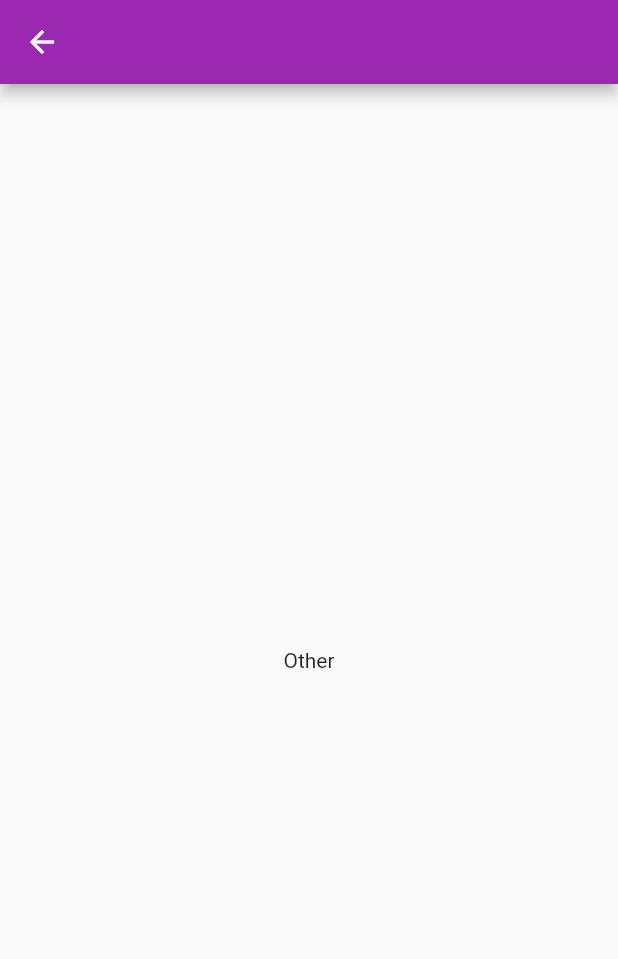
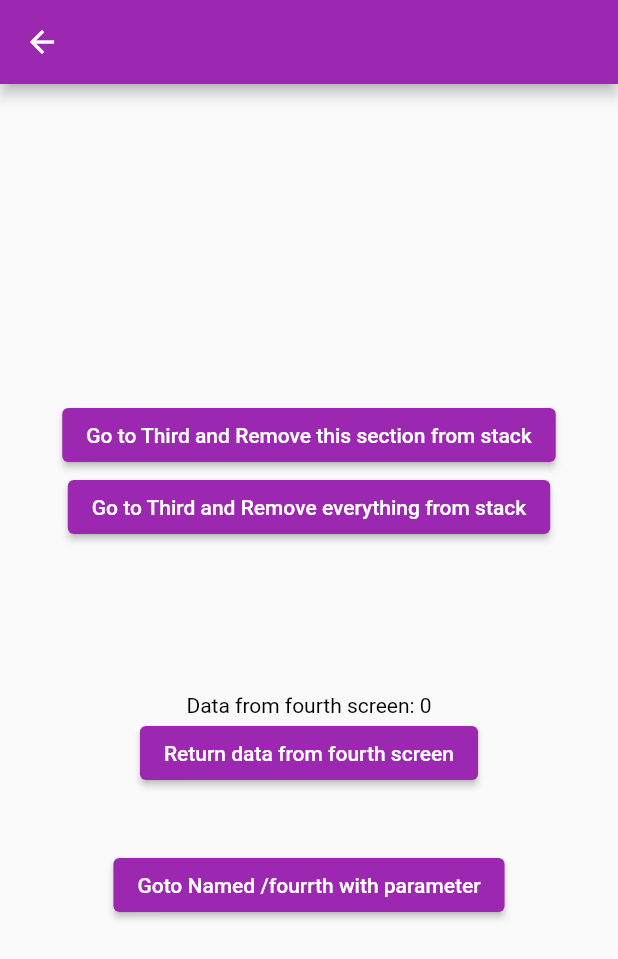
Before and after one commit to net2mulu/getx_test, a Flutter app: the screen it shows after launch, after a tap on "Go To Other", on a phone screen of 412 x 824 dp. Shown: the top 959 px of the screen. Run offline on Flutter 3.47's test engine with Material 2 defaults, Android fonts, the light colour scheme and no system bars; our stand-ins replace get.

Commit message:
navigation done

```diff
--- a/lib/main.dart
+++ b/lib/main.dart
@@ -1,7 +1,10 @@
 import 'package:flutter/material.dart';
 import 'package:get/get.dart';
 import 'package:get/get_navigation/get_navigation.dart';
+import 'package:getx_test/screens/fourth.dart';
 import 'package:getx_test/screens/home.dart';
+import 'package:getx_test/screens/second.dart';
+import 'package:getx_test/screens/third.dart';
 
 void main() {
   runApp(const MyApp());
@@ -19,7 +22,13 @@ class MyApp extends StatelessWidget {
       theme: ThemeData(
         colorScheme: ColorScheme.fromSwatch(primarySwatch: Colors.purple).copyWith(secondary: Colors.purpleAccent)
       ),
-      home:  Home(),
+      getPages: [
+        GetPage(name: "/", page: ()=> Home()),
+        GetPage(name: "/second", page: ()=> const Second()),
+        GetPage(name: "/third", page: ()=> const Third(), transition: Transition.zoom),
+        GetPage(name: "/fourth", page: ()=> const Fourth()),
+      ],
+
     );
   }
 }
--- /dev/null
+++ b/lib/screens/fourth.dart
@@ -0,0 +1,21 @@
+import 'package:flutter/material.dart';
+import 'package:get/get.dart';
+
+class Fourth extends StatelessWidget {
+  const Fourth({ Key? key }) : super(key: key);
+
+  @override
+  Widget build(BuildContext context) {
+    return Scaffold(
+      appBar: AppBar(),
+      body: Center(child: Column(
+        mainAxisAlignment: MainAxisAlignment.center,
+        crossAxisAlignment: CrossAxisAlignment.center,
+        children: [
+          ElevatedButton(onPressed: () => Get.back(result: "Hello"), child: const Text("Return hello")),
+          ElevatedButton(onPressed: () => Get.back(result: "World"), child: const Text("Return world"))
+        ],
+      ),),
+    );
+  }
+}
--- a/lib/screens/home.dart
+++ b/lib/screens/home.dart
@@ -1,17 +1,15 @@
-import 'dart:developer';
 
 import 'package:flutter/material.dart';
 import 'package:get/get.dart';
-import 'package:getx_test/states/counterState.dart';
+import 'package:getx_test/screens/second.dart';
 
 
 class Home extends StatelessWidget {
    Home({ Key? key }) : super(key: key);
 
-final CounterState counterState = Get.put(CounterState());
 
 goToNext() {
-  Get.to(const Other());
+  Get.to(const Second());
   // Navigator.push(context, MaterialPageRoute(builder: (context) => Other()));
 }
 
@@ -61,38 +59,20 @@ _showBottomSheet() {
           ElevatedButton(onPressed: () => _showDialog(), child: const Text("Dialog")),
           ElevatedButton(onPressed: () => _showBottomSheet(), child: const Text("Bottom Sheet")),
           const SizedBox(height: 50,),
-          Obx(
-            () =>  Text(
-              "State: " + counterState.count.string,
-              style: const TextStyle(fontSize: 30,
-              fontWeight: FontWeight.bold),
-            ),
-          ),
+          ElevatedButton(onPressed: () {
+            Get.toNamed("second", arguments: "Passed from Home");
+          }, child: const Text("Name Route: /second")),
+
         ],
       ),
 
       ),
-       floatingActionButton: FloatingActionButton(
-        onPressed: () {
-         counterState.increment();
-        },
-        child: const Icon(Icons.add),
-      ),
+      //  floatingActionButton: FloatingActionButton(
+      //   onPressed: () {
+
+      //   },
+      //   child: const Icon(Icons.add),
+      // ),
     );
   }
 }
-
-
-class Other extends StatelessWidget {
-  const Other({Key? key}) : super(key: key);
-
-
-  @override
-  Widget build(BuildContext context) {
-    return Scaffold(
-      appBar: AppBar(),
-      body: const Center(child: Text("Other"),
-      ),
-    );
-  }
-}
--- /dev/null
+++ b/lib/screens/second.dart
@@ -0,0 +1,42 @@
+import 'package:flutter/material.dart';
+import 'package:get/get.dart';
+import 'package:getx_test/screens/fourth.dart';
+import 'package:getx_test/screens/third.dart';
+
+
+class Second extends StatefulWidget {
+  const Second({ Key? key }) : super(key: key);
+
+  @override
+  State<Second> createState() => _SecondState();
+}
+
+class _SecondState extends State<Second> {
+
+  String dataFromFourth = "0";
+  @override
+  Widget build(BuildContext context) {
+    return Scaffold(
+      appBar: AppBar(),
+      body: Center( child: (Get.arguments != null) ? Text(Get.arguments) : Column(
+        mainAxisAlignment: MainAxisAlignment.center,
+        crossAxisAlignment: CrossAxisAlignment.center,
+        children: [
+          ElevatedButton(onPressed: () => Get.off(const Third()), child: const Text("Go to Third and Remove this section from stack"),),
+          ElevatedButton(onPressed: () => Get.offAll(const Third()), child: const Text("Go to Third and Remove everything from stack"),),
+          const SizedBox(height: 100,),
+          Text("Data from fourth screen: " + dataFromFourth, style: const TextStyle(color: Colors.black), ),
+          ElevatedButton(onPressed: () async{
+              dataFromFourth = await Get.to(const Fourth());
+              setState(() {
+
+              });
+          }, child: const Text('Return data from fourth screen')),
+          const SizedBox(height: 40.0,),
+          ElevatedButton(onPressed: (){}, child: const Text("Goto Named /fourrth with parameter")),
+
+        ],
+      ),),
+    );
+  }
+}
--- /dev/null
+++ b/lib/screens/third.dart
@@ -0,0 +1,22 @@
+import 'package:flutter/material.dart';
+import 'package:get/get.dart';
+import 'package:getx_test/screens/home.dart';
+
+
+class Third extends StatelessWidget {
+  const Third({ Key? key }) : super(key: key);
+
+  @override
+  Widget build(BuildContext context) {
+    return Scaffold(
+      appBar: AppBar(),
+      body: Center(child: Column(
+        mainAxisAlignment: MainAxisAlignment.center,
+        crossAxisAlignment: CrossAxisAlignment.center,
+        children: [
+          ElevatedButton(onPressed: () => Get.offAll( Home()), child: const Text("Go home"))
+        ],
+      ),),
+    );
+  }
+}
```
Also changed, not shown: lib/states/counterState.dart (deleted, +0 -8 lines).
